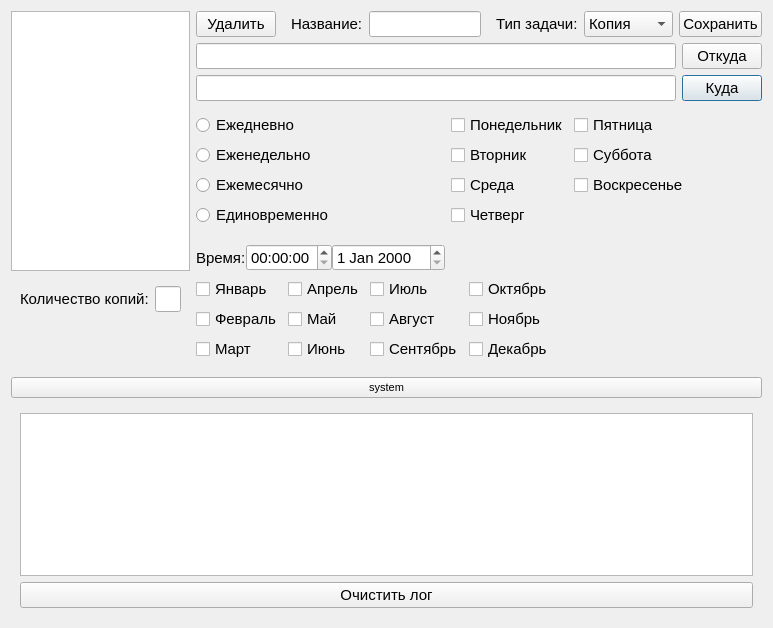
Old version of the form taskseditwindow.ui in the repository shurk4/BkUpper.
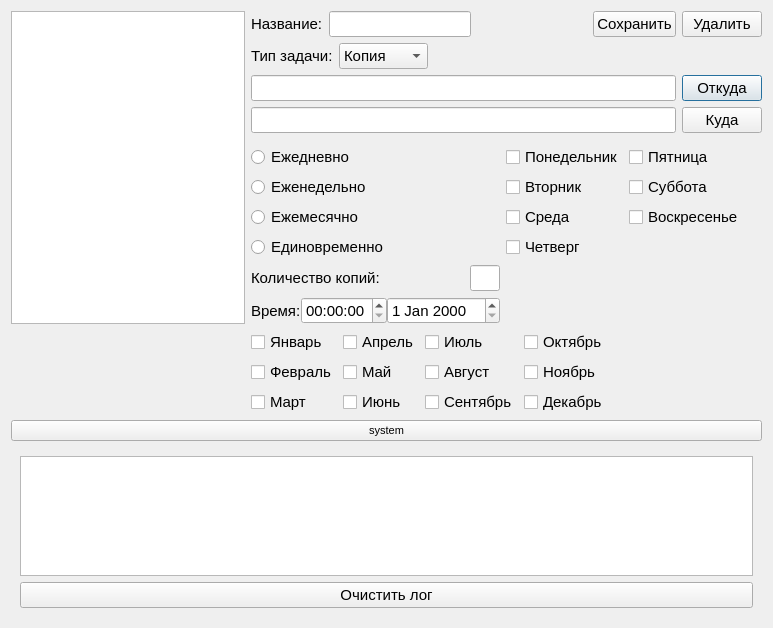
New version of the form.

Patch:
```diff
--- a/taskseditwindow.ui
+++ b/taskseditwindow.ui
@@ -26,8 +26,8 @@
   </property>
   <layout class="QGridLayout" name="gridLayout_3">
    <item row="2" column="1">
-    <widget class="QWidget" name="widgetDestPath" native="true">
-     <layout class="QHBoxLayout" name="horizontalLayout_2">
+    <widget class="QWidget" name="widgetSourcePath" native="true">
+     <layout class="QHBoxLayout" name="horizontalLayout">
       <property name="leftMargin">
        <number>0</number>
       </property>
@@ -41,19 +41,85 @@
        <number>0</number>
       </property>
       <item>
-       <widget class="QLineEdit" name="lineEditDestPath"/>
+       <widget class="QLineEdit" name="lineEditSourcePath"/>
       </item>
       <item>
-       <widget class="QPushButton" name="pushButtonDestPath">
+       <widget class="QPushButton" name="pushButtonSourcePath">
         <property name="text">
-         <string>Куда</string>
+         <string>Откуда</string>
         </property>
        </widget>
       </item>
      </layout>
     </widget>
    </item>
-   <item row="6" column="1">
+   <item row="8" column="0" colspan="2">
+    <widget class="QPushButton" name="pushButtonSystem">
+     <property name="font">
+      <font>
+       <pointsize>8</pointsize>
+      </font>
+     </property>
+     <property name="text">
+      <string>system</string>
+     </property>
+    </widget>
+   </item>
+   <item row="0" column="0" rowspan="6">
+    <widget class="QListWidget" name="listWidget">
+     <property name="sizePolicy">
+      <sizepolicy hsizetype="Preferred" vsizetype="Expanding">
+       <horstretch>0</horstretch>
+       <verstretch>0</verstretch>
+      </sizepolicy>
+     </property>
+     <property name="minimumSize">
+      <size>
+       <width>150</width>
+       <height>0</height>
+      </size>
+     </property>
+     <property name="font">
+      <font>
+       <pointsize>14</pointsize>
+      </font>
+     </property>
+    </widget>
+   </item>
+   <item row="9" column="0" colspan="2">
+    <widget class="QWidget" name="verticalWidgetSystem" native="true">
+     <layout class="QVBoxLayout" name="verticalLayout">
+      <item>
+       <layout class="QHBoxLayout" name="horizontalLayout_5">
+        <item>
+         <widget class="QTextEdit" name="textEditLog">
+          <property name="baseSize">
+           <size>
+            <width>0</width>
+            <height>0</height>
+           </size>
+          </property>
+          <property name="font">
+           <font>
+            <family>Arial</family>
+            <pointsize>9</pointsize>
+           </font>
+          </property>
+         </widget>
+        </item>
+       </layout>
+      </item>
+      <item>
+       <widget class="QPushButton" name="pushButtonClearLog">
+        <property name="text">
+         <string>Очистить лог</string>
+        </property>
+       </widget>
+      </item>
+     </layout>
+    </widget>
+   </item>
+   <item row="7" column="1">
     <widget class="QWidget" name="widgetMonths" native="true">
      <property name="sizePolicy">
       <sizepolicy hsizetype="Expanding" vsizetype="Preferred">
@@ -187,77 +253,8 @@
      </layout>
     </widget>
    </item>
-   <item row="1" column="1">
-    <widget class="QWidget" name="widgetSourcePath" native="true">
-     <layout class="QHBoxLayout" name="horizontalLayout">
-      <property name="leftMargin">
-       <number>0</number>
-      </property>
-      <property name="topMargin">
-       <number>0</number>
-      </property>
-      <property name="rightMargin">
-       <number>0</number>
-      </property>
-      <property name="bottomMargin">
-       <number>0</number>
-      </property>
-      <item>
-       <widget class="QLineEdit" name="lineEditSourcePath"/>
-      </item>
-      <item>
-       <widget class="QPushButton" name="pushButtonSourcePath">
-        <property name="text">
-         <string>Откуда</string>
-        </property>
-       </widget>
-      </item>
-     </layout>
-    </widget>
-   </item>
-   <item row="0" column="0" rowspan="5">
-    <widget class="QListWidget" name="listWidget">
-     <property name="sizePolicy">
-      <sizepolicy hsizetype="Preferred" vsizetype="Expanding">
-       <horstretch>0</horstretch>
-       <verstretch>0</verstretch>
-      </sizepolicy>
-     </property>
-     <property name="minimumSize">
-      <size>
-       <width>150</width>
-       <height>0</height>
-      </size>
-     </property>
-     <property name="font">
-      <font>
-       <pointsize>14</pointsize>
-      </font>
-     </property>
-    </widget>
-   </item>
    <item row="0" column="1">
     <layout class="QHBoxLayout" name="horizontalLayout_6">
-     <item>
-      <widget class="QPushButton" name="pushButtonDeleteTask">
-       <property name="text">
-        <string>Удалить</string>
-       </property>
-      </widget>
-     </item>
-     <item>
-      <spacer name="horizontalSpacer">
-       <property name="orientation">
-        <enum>Qt::Horizontal</enum>
-       </property>
-       <property name="sizeHint" stdset="0">
-        <size>
-         <width>40</width>
-         <height>20</height>
-        </size>
-       </property>
-      </spacer>
-     </item>
      <item>
       <widget class="QLabel" name="label_2">
        <property name="text">
@@ -281,32 +278,6 @@
        </property>
       </spacer>
      </item>
-     <item>
-      <widget class="QLabel" name="label">
-       <property name="text">
-        <string>Тип задачи:</string>
-       </property>
-      </widget>
-     </item>
-     <item>
-      <widget class="QComboBox" name="comboBoxType">
-       <item>
-        <property name="text">
-         <string>Копия</string>
-        </property>
-       </item>
-       <item>
-        <property name="text">
-         <string>Зеркало</string>
-        </property>
-       </item>
-       <item>
-        <property name="text">
-         <string>Очистка</string>
-        </property>
-       </item>
-      </widget>
-     </item>
      <item>
       <widget class="QPushButton" name="pushButtonSave">
        <property name="text">
@@ -314,42 +285,61 @@
        </property>
       </widget>
      </item>
+     <item>
+      <widget class="QPushButton" name="pushButtonDeleteTask">
+       <property name="text">
+        <string>Удалить</string>
+       </property>
+      </widget>
+     </item>
     </layout>
    </item>
-   <item row="8" column="0" colspan="2">
-    <widget class="QWidget" name="verticalWidgetSystem" native="true">
-     <layout class="QVBoxLayout" name="verticalLayout">
+   <item row="7" column="0">
+    <layout class="QVBoxLayout" name="verticalLayout_2">
+     <item>
+      <spacer name="verticalSpacer">
+       <property name="orientation">
+        <enum>Qt::Vertical</enum>
+       </property>
+       <property name="sizeHint" stdset="0">
+        <size>
+         <width>20</width>
+         <height>40</height>
+        </size>
+       </property>
+      </spacer>
+     </item>
+    </layout>
+   </item>
+   <item row="3" column="1">
+    <widget class="QWidget" name="widgetDestPath" native="true">
+     <layout class="QHBoxLayout" name="horizontalLayout_2">
+      <property name="leftMargin">
+       <number>0</number>
+      </property>
+      <property name="topMargin">
+       <number>0</number>
+      </property>
+      <property name="rightMargin">
+       <number>0</number>
+      </property>
+      <property name="bottomMargin">
+       <number>0</number>
+      </property>
       <item>
-       <layout class="QHBoxLayout" name="horizontalLayout_5">
-        <item>
-         <widget class="QTextEdit" name="textEditLog">
-          <property name="baseSize">
-           <size>
-            <width>0</width>
-            <height>0</height>
-           </size>
-          </property>
-          <property name="font">
-           <font>
-            <family>Arial</family>
-            <pointsize>9</pointsize>
-           </font>
-          </property>
-         </widget>
-        </item>
-       </layout>
+       <widget class="QLineEdit" name="lineEditDestPath"/>
       </item>
       <item>
-       <widget class="QPushButton" name="pushButtonClearLog">
+       <widget class="QPushButton" name="pushButtonDestPath">
         <property name="text">
-         <string>Очистить лог</string>
+         <string>Куда</string>
         </property>
        </widget>
       </item>
      </layout>
     </widget>
    </item>
-   <item row="4" column="1">
+   <item row="5" column="1">
     <layout class="QHBoxLayout" name="horizontalLayout_4">
      <item>
       <widget class="QWidget" name="widgetMode" native="true">
@@ -437,6 +427,44 @@
           </property>
          </spacer>
         </item>
+        <item>
+         <widget class="QWidget" name="horizontalWidgetCopiesNum" native="true">
+          <layout class="QHBoxLayout" name="horizontalLayout_9">
+           <property name="spacing">
+            <number>0</number>
+           </property>
+           <property name="leftMargin">
+            <number>0</number>
+           </property>
+           <property name="topMargin">
+            <number>0</number>
+           </property>
+           <property name="rightMargin">
+            <number>0</number>
+           </property>
+           <property name="bottomMargin">
+            <number>0</number>
+           </property>
+           <item>
+            <widget class="QLabel" name="label_3">
+             <property name="text">
+              <string>Количество копий:</string>
+             </property>
+            </widget>
+           </item>
+           <item>
+            <widget class="QLineEdit" name="lineEditCopiesNum">
+             <property name="maximumSize">
+              <size>
+               <width>30</width>
+               <height>16777215</height>
+              </size>
+             </property>
+            </widget>
+           </item>
+          </layout>
+         </widget>
+        </item>
         <item>
          <widget class="QWidget" name="widgetSetTime" native="true">
           <layout class="QHBoxLayout" name="horizontalLayout_3">
@@ -581,52 +609,43 @@
      </item>
     </layout>
    </item>
-   <item row="7" column="0" colspan="2">
-    <widget class="QPushButton" name="pushButtonSystem">
-     <property name="font">
-      <font>
-       <pointsize>8</pointsize>
-      </font>
-     </property>
-     <property name="text">
-      <string>system</string>
-     </property>
-    </widget>
-   </item>
-   <item row="6" column="0">
-    <layout class="QVBoxLayout" name="verticalLayout_2">
+   <item row="1" column="1">
+    <layout class="QHBoxLayout" name="horizontalLayout_7">
      <item>
-      <widget class="QWidget" name="horizontalWidgetCopiesNum" native="true">
-       <layout class="QHBoxLayout" name="horizontalLayout_9">
-        <item>
-         <widget class="QLabel" name="label_3">
-          <property name="text">
-           <string>Количество копий:</string>
-          </property>
-         </widget>
-        </item>
-        <item>
-         <widget class="QLineEdit" name="lineEditCopiesNum">
-          <property name="maximumSize">
-           <size>
-            <width>30</width>
-            <height>16777215</height>
-           </size>
-          </property>
-         </widget>
-        </item>
-       </layout>
+      <widget class="QLabel" name="label">
+       <property name="text">
+        <string>Тип задачи:</string>
+       </property>
       </widget>
      </item>
      <item>
-      <spacer name="verticalSpacer">
+      <widget class="QComboBox" name="comboBoxType">
+       <item>
+        <property name="text">
+         <string>Копия</string>
+        </property>
+       </item>
+       <item>
+        <property name="text">
+         <string>Зеркало</string>
+        </property>
+       </item>
+       <item>
+        <property name="text">
+         <string>Очистка</string>
+        </property>
+       </item>
+      </widget>
+     </item>
+     <item>
+      <spacer name="horizontalSpacer">
        <property name="orientation">
-        <enum>Qt::Vertical</enum>
+        <enum>Qt::Horizontal</enum>
        </property>
        <property name="sizeHint" stdset="0">
         <size>
-         <width>20</width>
-         <height>40</height>
+         <width>40</width>
+         <height>20</height>
         </size>
        </property>
       </spacer>
```
